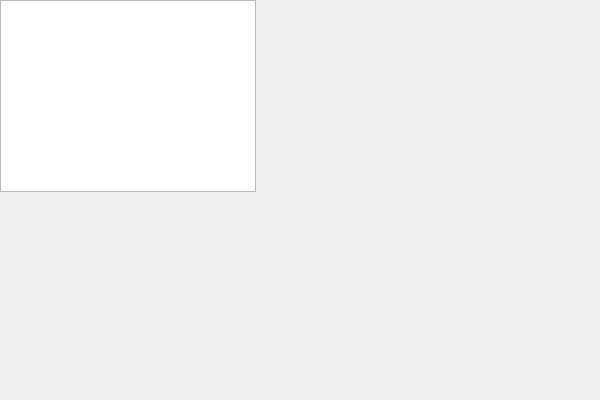
Above: TowerDefence/TowerDefence.ui from MyLibh/TowerDefence before the change. Below: the same form after it.
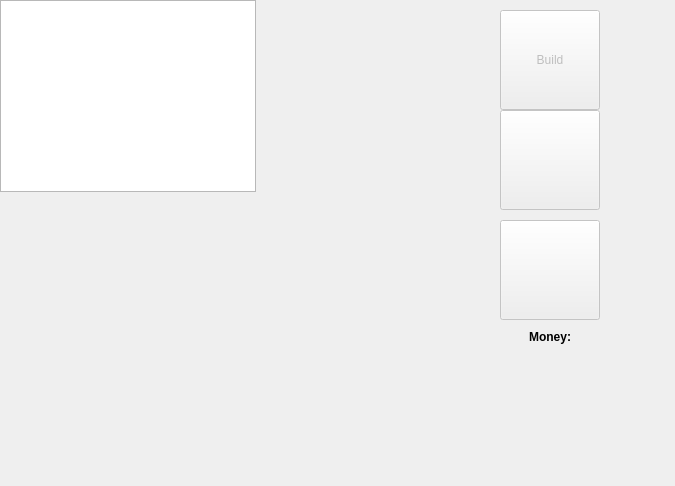
That is the form after the change. Icons and pictures are not drawn.

```diff
--- a/TowerDefence/TowerDefence.ui
+++ b/TowerDefence/TowerDefence.ui
@@ -6,8 +6,8 @@
    <rect>
     <x>0</x>
     <y>0</y>
-    <width>600</width>
-    <height>400</height>
+    <width>675</width>
+    <height>486</height>
    </rect>
   </property>
   <property name="windowTitle">
@@ -24,6 +24,127 @@
      </rect>
     </property>
    </widget>
+   <widget class="QPushButton" name="buildButton">
+    <property name="enabled">
+     <bool>false</bool>
+    </property>
+    <property name="geometry">
+     <rect>
+      <x>500</x>
+      <y>10</y>
+      <width>100</width>
+      <height>100</height>
+     </rect>
+    </property>
+    <property name="sizePolicy">
+     <sizepolicy hsizetype="Fixed" vsizetype="Fixed">
+      <horstretch>0</horstretch>
+      <verstretch>0</verstretch>
+     </sizepolicy>
+    </property>
+    <property name="text">
+     <string>Build</string>
+    </property>
+   </widget>
+   <widget class="QPushButton" name="upgradeButton">
+    <property name="enabled">
+     <bool>false</bool>
+    </property>
+    <property name="geometry">
+     <rect>
+      <x>500</x>
+      <y>110</y>
+      <width>100</width>
+      <height>100</height>
+     </rect>
+    </property>
+    <property name="sizePolicy">
+     <sizepolicy hsizetype="Fixed" vsizetype="Fixed">
+      <horstretch>0</horstretch>
+      <verstretch>0</verstretch>
+     </sizepolicy>
+    </property>
+    <property name="text">
+     <string/>
+    </property>
+    <property name="icon">
+     <iconset resource="TowerDefence.qrc">
+      <normaloff>:/assets/buttons/Upgrade.png</normaloff>:/assets/buttons/Upgrade.png</iconset>
+    </property>
+    <property name="iconSize">
+     <size>
+      <width>100</width>
+      <height>100</height>
+     </size>
+    </property>
+   </widget>
+   <widget class="QPushButton" name="repairButton">
+    <property name="enabled">
+     <bool>false</bool>
+    </property>
+    <property name="geometry">
+     <rect>
+      <x>500</x>
+      <y>220</y>
+      <width>100</width>
+      <height>100</height>
+     </rect>
+    </property>
+    <property name="sizePolicy">
+     <sizepolicy hsizetype="Fixed" vsizetype="Fixed">
+      <horstretch>0</horstretch>
+      <verstretch>0</verstretch>
+     </sizepolicy>
+    </property>
+    <property name="text">
+     <string/>
+    </property>
+    <property name="icon">
+     <iconset resource="TowerDefence.qrc">
+      <normaloff>:/assets/buttons/Repair.png</normaloff>:/assets/buttons/Repair.png</iconset>
+    </property>
+    <property name="iconSize">
+     <size>
+      <width>100</width>
+      <height>100</height>
+     </size>
+    </property>
+   </widget>
+   <widget class="QLabel" name="moneyLabel">
+    <property name="geometry">
+     <rect>
+      <x>500</x>
+      <y>330</y>
+      <width>100</width>
+      <height>100</height>
+     </rect>
+    </property>
+    <property name="sizePolicy">
+     <sizepolicy hsizetype="Fixed" vsizetype="Fixed">
+      <horstretch>0</horstretch>
+      <verstretch>0</verstretch>
+     </sizepolicy>
+    </property>
+    <property name="font">
+     <font>
+      <family>Segoe UI</family>
+      <weight>75</weight>
+      <bold>true</bold>
+     </font>
+    </property>
+    <property name="lineWidth">
+     <number>5</number>
+    </property>
+    <property name="text">
+     <string>Money:</string>
+    </property>
+    <property name="alignment">
+     <set>Qt::AlignHCenter|Qt::AlignTop</set>
+    </property>
+    <property name="margin">
+     <number>5</number>
+    </property>
+   </widget>
   </widget>
   <widget class="QMenuBar" name="menuBar">
    <property name="geometry">
```
Left out of the diff: 4 changed lines with no effect on the pictures.
